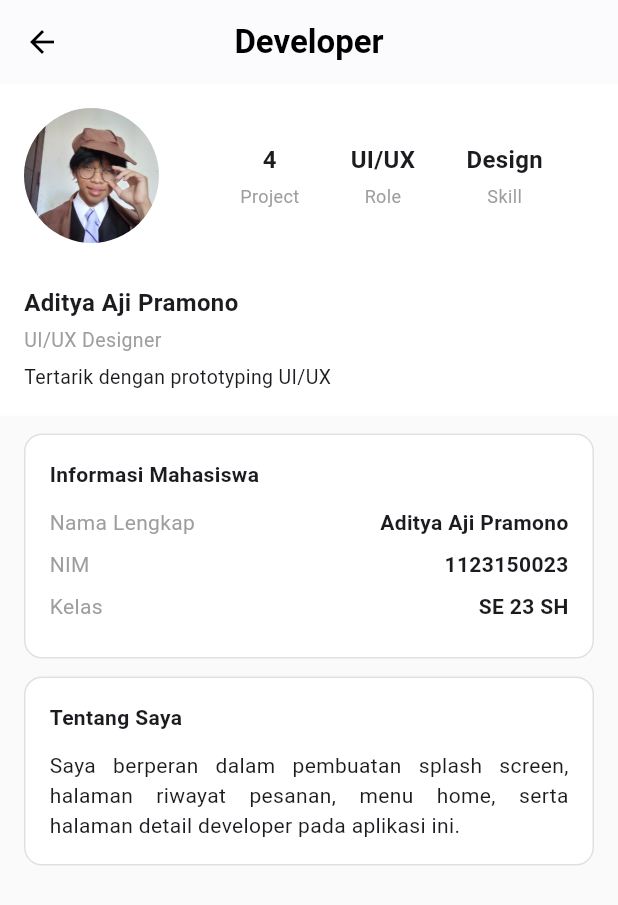
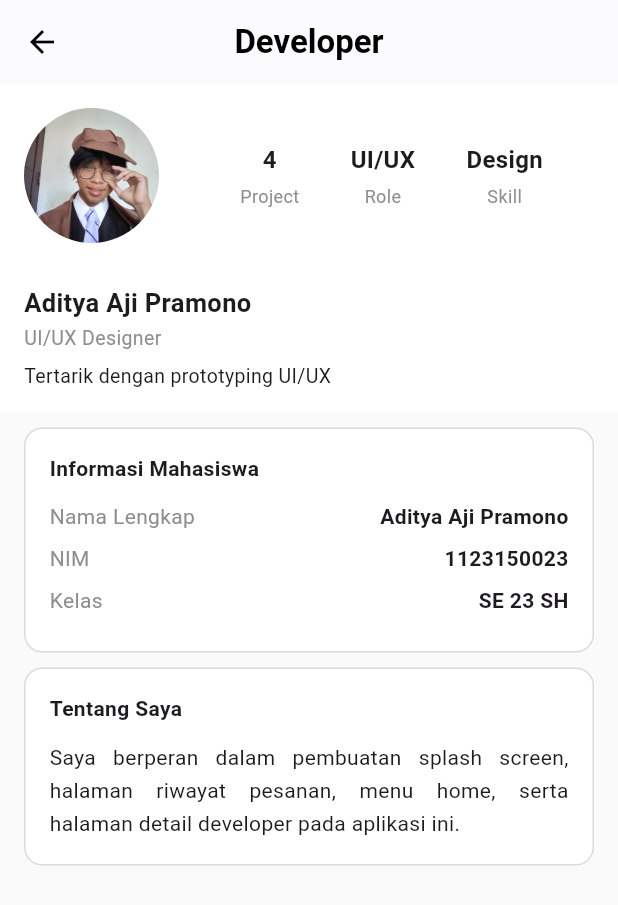
Before and after one commit to Frientia/project_mobile_UAS, a Flutter app: the DeveloperDetailPage screen opened directly, on a phone screen of 412 x 824 dp. Shown: the top 905 px of the screen. Run offline on Flutter 3.47's test engine with Material 3 defaults, Android fonts, the phone set to English and light mode, and no system bars; our stand-ins replace country_picker, firebase_auth, firebase_core, flutter_dotenv, flutter_local_notifications, google_sign_in and 3 more; accounts and stored records are empty.

Commit message:
improve typografi

```diff
--- a/lib/pages/developer_detail_page.dart
+++ b/lib/pages/developer_detail_page.dart
@@ -20,12 +20,13 @@ class DeveloperDetailPage extends StatelessWidget {
     required this.image,
   });
 
-  static const Color primaryColor = Color.fromARGB(255, 113, 50, 202);
+  static const Color igBackground = Color(0xffFAFAFA);
+  static const Color igGrey = Color(0xff8E8E8E);
 
   @override
   Widget build(BuildContext context) {
     return Scaffold(
-      backgroundColor: const Color(0xffFAFAFA),
+      backgroundColor: igBackground,
       appBar: AppBar(
         elevation: 0.5,
         backgroundColor: Colors.white,
@@ -39,7 +40,7 @@ class DeveloperDetailPage extends StatelessWidget {
       body: SingleChildScrollView(
         child: Column(
           children: [
-            /// ===== HEADER PROFIL ALA INSTAGRAM =====
+            /// ===== HEADER =====
             Container(
               padding: const EdgeInsets.all(16),
               color: Colors.white,
@@ -80,24 +81,26 @@ class DeveloperDetailPage extends StatelessWidget {
                   Text(
                     name,
                     style: const TextStyle(
-                      fontSize: 16,
+                      fontSize: 17,
                       fontWeight: FontWeight.bold,
                     ),
                   ),
-                  const SizedBox(height: 4),
+                  const SizedBox(height: 2),
                   Text(
                     role,
-                    style: const TextStyle(fontSize: 13, color: Colors.grey),
+                    style: const TextStyle(fontSize: 13, color: igGrey),
                   ),
                   const SizedBox(height: 6),
-                  Text(interest, style: const TextStyle(fontSize: 13)),
+                  Text(
+                    interest,
+                    style: const TextStyle(fontSize: 13, height: 1.4),
+                  ),
                 ],
               ),
             ),
 
-            const SizedBox(height: 12),
+            const SizedBox(height: 10),
 
-            /// ===== INFO MAHASISWA =====
             _infoCard(
               title: "Informasi Mahasiswa",
               child: Column(
@@ -109,15 +112,14 @@ class DeveloperDetailPage extends StatelessWidget {
               ),
             ),
 
-            const SizedBox(height: 12),
+            const SizedBox(height: 10),
 
-            /// ===== DESKRIPSI =====
             _infoCard(
               title: "Tentang Saya",
               child: Text(
                 description,
+                style: const TextStyle(fontSize: 14, height: 1.6),
                 textAlign: TextAlign.justify,
-                style: const TextStyle(fontSize: 14),
               ),
             ),
 
@@ -135,7 +137,7 @@ class DeveloperDetailPage extends StatelessWidget {
       decoration: BoxDecoration(
         color: Colors.white,
         borderRadius: BorderRadius.circular(12),
-        border: Border.all(color: Colors.black12),
+        border: Border.all(color: const Color(0xffDBDBDB)),
       ),
       child: Column(
         crossAxisAlignment: CrossAxisAlignment.start,
@@ -157,7 +159,7 @@ class DeveloperDetailPage extends StatelessWidget {
       child: Row(
         mainAxisAlignment: MainAxisAlignment.spaceBetween,
         children: [
-          Text(label, style: const TextStyle(color: Colors.grey)),
+          Text(label, style: const TextStyle(color: igGrey)),
           Text(value, style: const TextStyle(fontWeight: FontWeight.w600)),
         ],
       ),
@@ -180,7 +182,10 @@ class _ProfileStat extends StatelessWidget {
           style: const TextStyle(fontSize: 16, fontWeight: FontWeight.bold),
         ),
         const SizedBox(height: 4),
-        Text(title, style: const TextStyle(fontSize: 12, color: Colors.grey)),
+        Text(
+          title,
+          style: const TextStyle(fontSize: 12, color: Color(0xff8E8E8E)),
+        ),
       ],
     );
   }
```
